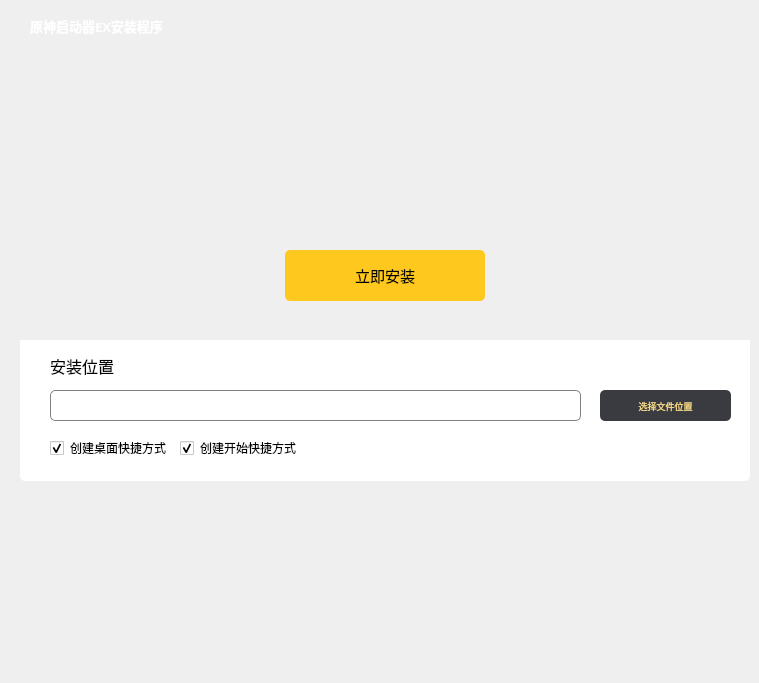
This is installer/gui.ui in Moxiner/YuanShenEx as Qt 5 draws it before an edit. The edited form follows.
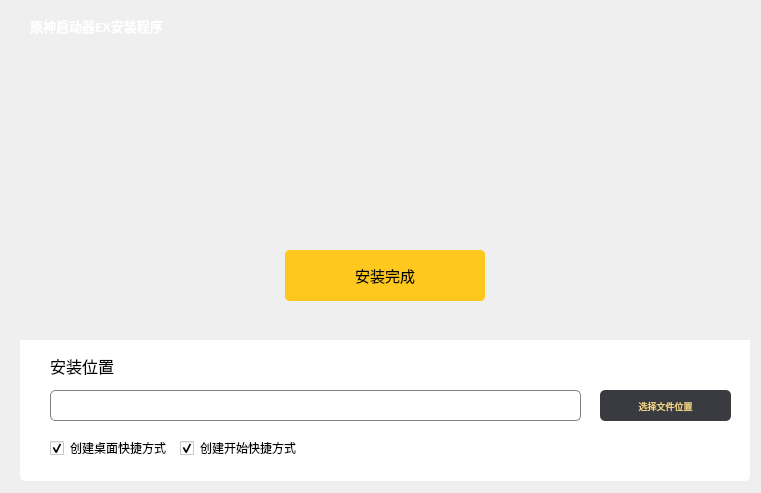
This is the edited form. Icons and pictures are not drawn.

Commit message: ➕ 安装完成GUI完成

The edit to the form file:
```diff
--- a/installer/gui.ui
+++ b/installer/gui.ui
@@ -9,8 +9,8 @@
    <rect>
     <x>0</x>
     <y>0</y>
-    <width>759</width>
-    <height>683</height>
+    <width>761</width>
+    <height>493</height>
    </rect>
   </property>
   <property name="windowTitle">
@@ -43,7 +43,7 @@
        <x>0</x>
        <y>0</y>
        <width>730</width>
-       <height>391</height>
+       <height>331</height>
       </rect>
      </property>
      <property name="styleSheet">
@@ -347,12 +347,51 @@
       </item>
      </layout>
     </widget>
+    <widget class="QPushButton" name="InstallerEnd_Button">
+     <property name="geometry">
+      <rect>
+       <x>265</x>
+       <y>240</y>
+       <width>200</width>
+       <height>51</height>
+      </rect>
+     </property>
+     <property name="font">
+      <font>
+       <family>有爱魔兽圆体 CN Medium</family>
+       <pointsize>11</pointsize>
+       <weight>50</weight>
+       <bold>false</bold>
+      </font>
+     </property>
+     <property name="styleSheet">
+      <string notr="true">QPushButton {
+	background-color: rgb(255, 200, 31);
+	border-radius:5
+}
+QPushButton:pressed {
+	background-color:rgb(185, 144, 22);
+	border-radius:5
+
+}</string>
+     </property>
+     <property name="text">
+      <string>安装完成</string>
+     </property>
+     <property name="default">
+      <bool>false</bool>
+     </property>
+     <property name="flat">
+      <bool>false</bool>
+     </property>
+    </widget>
     <zorder>Fontground_Label</zorder>
     <zorder>Title_Lable</zorder>
     <zorder>Top_Right_Frame</zorder>
     <zorder>Bottom_Installer_Frame</zorder>
     <zorder>layoutWidget</zorder>
     <zorder>InstallerStart_Button</zorder>
+    <zorder>InstallerEnd_Button</zorder>
    </widget>
   </widget>
  </widget>
```
Left out of the diff: 16 changed lines with no effect on the pictures. The commit also changes 2 other files.
